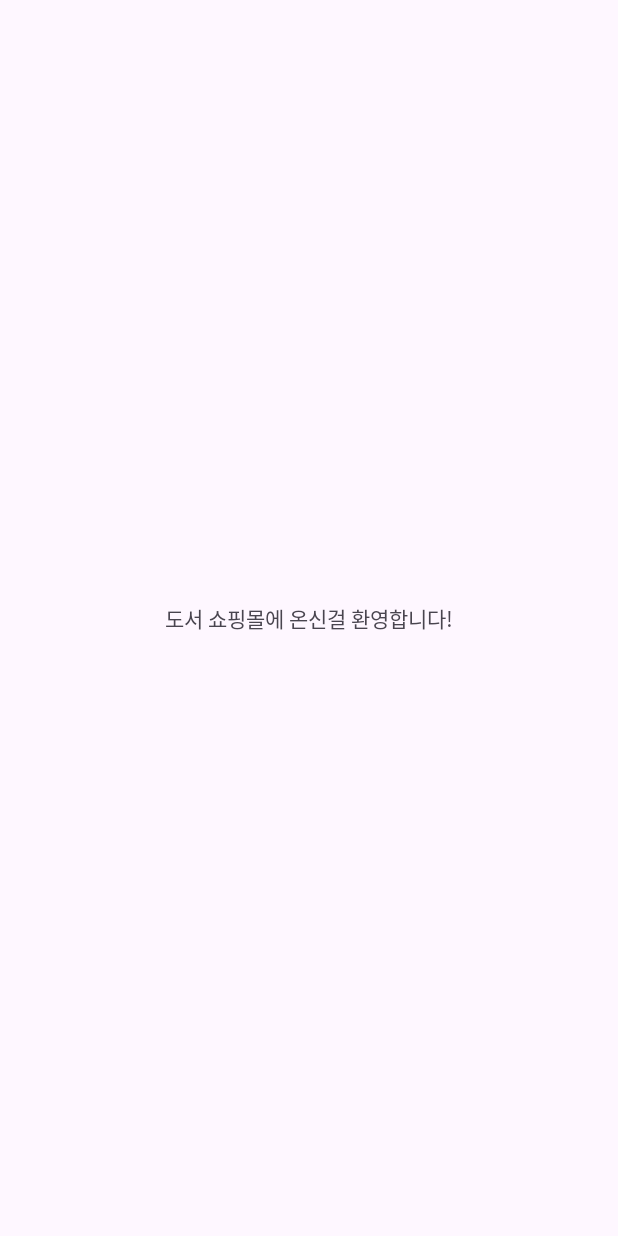
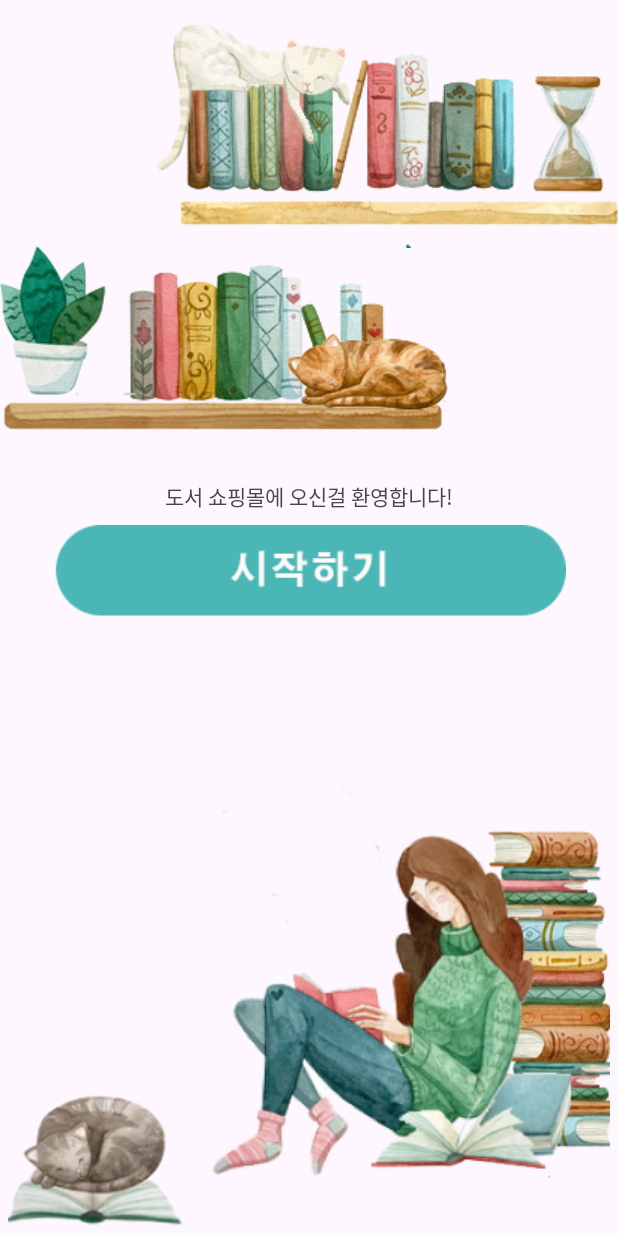
Before and after one commit to hyuntaek2002/Kotlin-Android, an Android app: the screen it shows after launch (MainActivity), on a phone screen of 412 x 824 dp. Before the commit the screen is almost empty. Run offline under Robolectric (Android 15) with nearby library versions, the phone set to English and light mode, and no system bars.

Commit message:
3번 문제

```diff
--- a/app/src/main/java/com/androidbook/bookmarket/MainActivity.kt
+++ b/app/src/main/java/com/androidbook/bookmarket/MainActivity.kt
@@ -1,7 +1,8 @@
 package com.androidbook.bookmarket
 
 import android.os.Bundle
-import android.util.Log
+import android.view.View
+import android.widget.Toast
 import androidx.activity.enableEdgeToEdge
 import androidx.appcompat.app.AppCompatActivity
 import androidx.core.view.ViewCompat
@@ -17,27 +18,11 @@ class MainActivity : AppCompatActivity() {
             v.setPadding(systemBars.left, systemBars.top, systemBars.right, systemBars.bottom)
             insets
         }
+    }
 
-        val lists = mutableListOf("월요일", "화요일", "수요일", "목요일", "금요일")
-        val sets = mutableSetOf(6, 10)
-        val maps = mutableMapOf(1 to "Java", 2 to "Kotlin", 3 to "Android")
+    fun onBookClick(view: View?){
 
-        Log.d("코틀린 : 컬렉션", "초기 리스트: $lists")
-        Log.d("코틀린 : 컬렉션", "초기 셋: $sets")
-        Log.d("코틀린 : 컬렉션", "초기 맵: $maps")
+        Toast.makeText(getApplicationContext(),"도서 쇼핑몰을 시작합니다",Toast.LENGTH_LONG).show()
+    }
 
-        lists[0] = "일요일"
-        lists.add("토요일")
-
-        sets.add(2)
-        sets.add(5)
-
-        maps[1] = "C#"
-        maps[4] = "C++"
-
-        Log.d("코틀린 : 컬렉션", "변경 후 ------------------------------")
-        Log.d("코틀린 : 컬렉션", "변경된 리스트: $lists")
-        Log.d("코틀린 : 컬렉션", "변경된 셋: $sets")
-        Log.d("코틀린 : 컬렉션", "변경된 맵: $maps")
-    }
 }
--- a/app/src/main/res/layout/activity_main.xml
+++ b/app/src/main/res/layout/activity_main.xml
@@ -7,13 +7,58 @@
     android:layout_height="match_parent"
     tools:context=".MainActivity">
 
-    <TextView
+
+    <ImageView
+        android:id="@+id/imageView1"
         android:layout_width="wrap_content"
         android:layout_height="wrap_content"
-        android:text="도서 쇼핑몰에 온신걸 환영합니다!"
-        app:layout_constraintBottom_toBottomOf="parent"
+
+        android:layout_marginTop="10dp"
+        app:layout_constraintEnd_toEndOf="parent"
+        app:layout_constraintTop_toTopOf="parent"
+        app:srcCompat="@drawable/main_img1" />
+
+    <ImageView
+        android:id="@+id/imageView2"
+        android:layout_width="wrap_content"
+        android:layout_height="wrap_content"
+        android:layout_marginTop="160dp"
+
+        app:layout_constraintStart_toStartOf="parent"
+        app:layout_constraintTop_toTopOf="parent"
+        app:srcCompat="@drawable/main_img2" />
+
+    <TextView
+        android:id="@+id/textView"
+        android:layout_width="wrap_content"
+        android:layout_height="wrap_content"
+        android:layout_marginTop="320dp"
+        android:text="도서 쇼핑몰에 오신걸 환영합니다!"
         app:layout_constraintEnd_toEndOf="parent"
         app:layout_constraintStart_toStartOf="parent"
         app:layout_constraintTop_toTopOf="parent" />
 
+    <ImageButton
+        android:id="@+id/imageButton"
+        android:layout_width="wrap_content"
+        android:layout_height="wrap_content"
+        android:layout_marginTop="350dp"
+
+        android:background="@android:color/transparent"
+        android:onClick="onBookClick"
+        app:layout_constraintEnd_toEndOf="parent"
+        app:layout_constraintStart_toStartOf="parent"
+        app:layout_constraintTop_toTopOf="parent"
+        app:srcCompat="@drawable/main_btn" />
+
+
+    <ImageView
+        android:id="@+id/imageView3"
+        android:layout_width="wrap_content"
+        android:layout_height="wrap_content"
+        app:layout_constraintBottom_toBottomOf="parent"
+        app:layout_constraintEnd_toEndOf="parent"
+        app:layout_constraintStart_toStartOf="parent"
+        app:srcCompat="@drawable/main_img3" />
+
 </androidx.constraintlayout.widget.ConstraintLayout>
```
Also changed, not shown: app/src/main/res/drawable/main_btn.png (added), app/src/main/res/drawable/main_img1.png (added), app/src/main/res/drawable/main_img2.png (added), app/src/main/res/drawable/main_img3.png (added).
